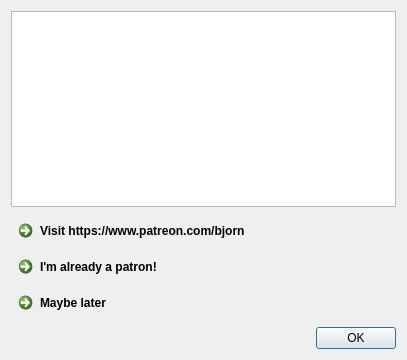
First picture: the form in src/tiled/patreondialog.ui, repository mapeditor/tiled, before the edit.
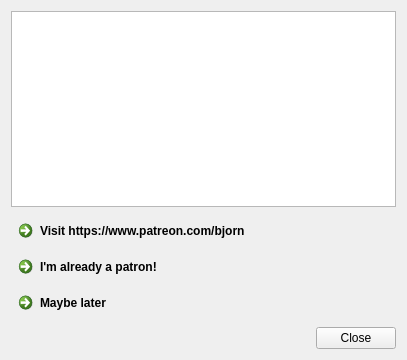
Second picture: the form after the edit.

Commit message: Show a Close button instead of an OK button in the Patreon dialog

Patch:
```diff
--- a/src/tiled/patreondialog.ui
+++ b/src/tiled/patreondialog.ui
@@ -55,7 +55,7 @@
       <enum>Qt::Horizontal</enum>
      </property>
      <property name="standardButtons">
-      <set>QDialogButtonBox::Ok</set>
+      <set>QDialogButtonBox::Close</set>
      </property>
     </widget>
    </item>
```
